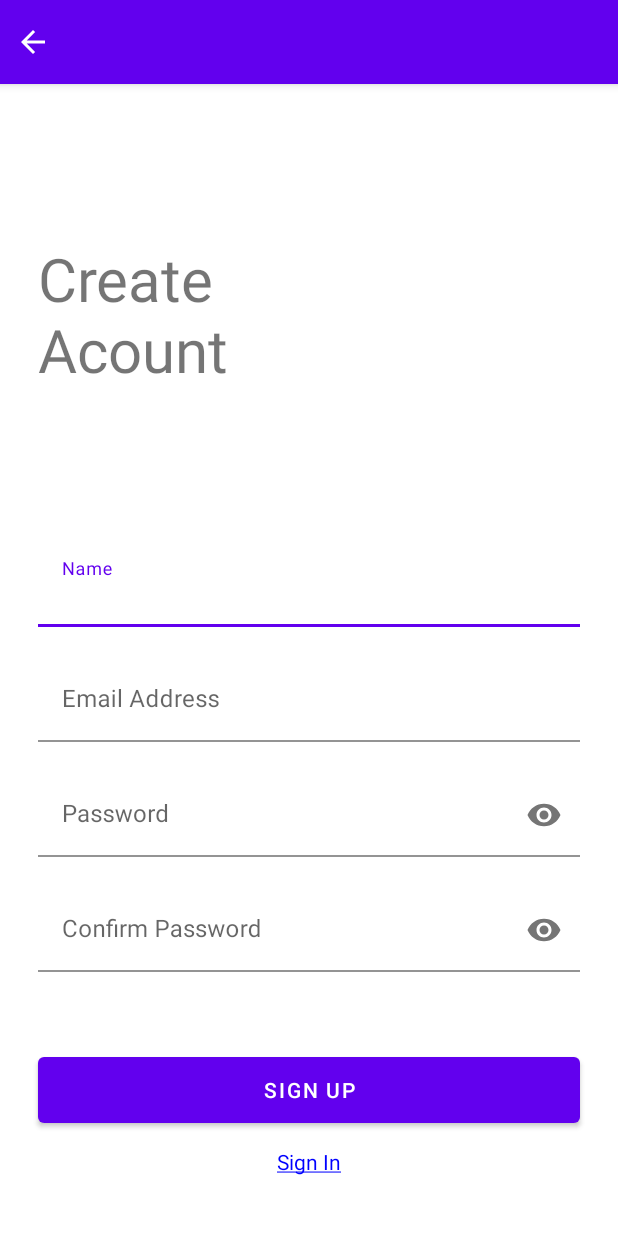
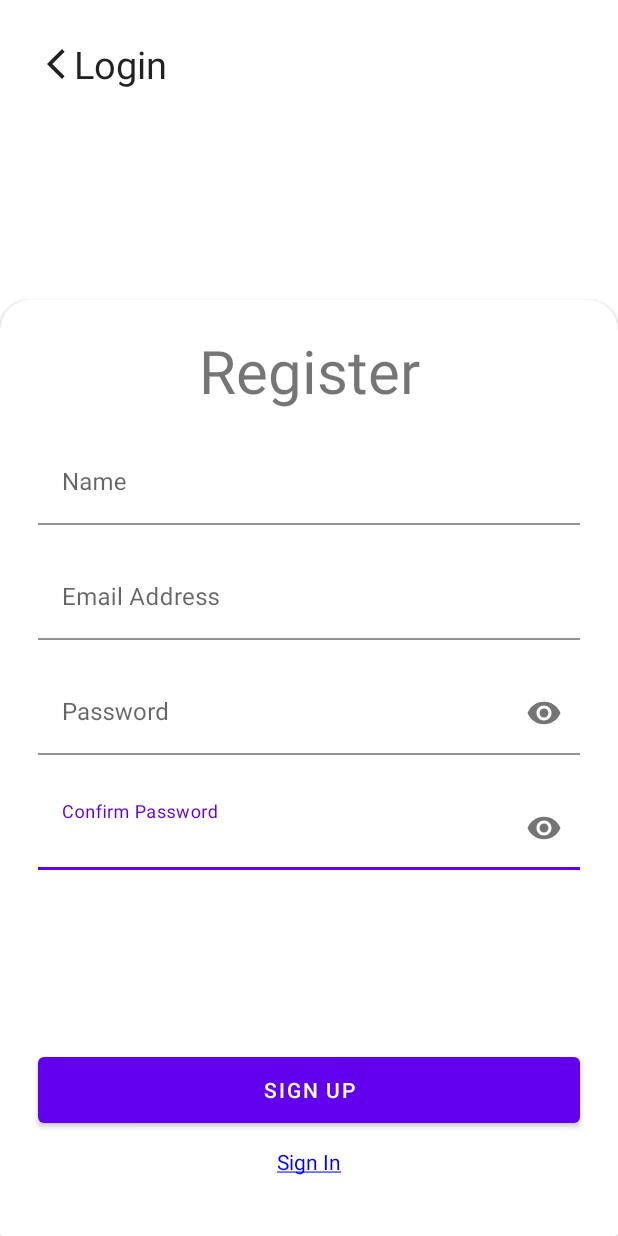
Before and after one commit to Inon-Sinn/Tradoid, an Android app: the Sign_Up screen opened directly, with no data from a screen before it, on a phone screen of 412 x 824 dp. Run offline under Robolectric (Android 15) with nearby library versions, the phone set to English and light mode, and no system bars; our stand-ins replace Firebase (no records; nobody signed in at launch, a user with empty details on screens opened directly).

Commit message:
Login ReDesign: Removing Bar, new Back arrows, Card Views

```diff
--- a/app/src/main/java/com/example/tradoid/Sign_Up.java
+++ b/app/src/main/java/com/example/tradoid/Sign_Up.java
@@ -45,13 +45,9 @@ public class Sign_Up extends AppCompatActivity {
         super.onCreate(savedInstanceState);
         setContentView(R.layout.activity_sign_up);
 
-        // Creating a custom Toolbar
-        Toolbar sign_in_toolbar = findViewById(R.id.toolbar_sign_up);
-        setSupportActionBar(sign_in_toolbar);
-
-        // Implementing the Back arrow in the Toolbar
-        ImageView back_arrow = findViewById(R.id.sign_up_To_login);
-        back_arrow.setOnClickListener(v -> sendToActivity(login.class));
+        // Implementing the Back arrow
+        TextView tv_back_arrow = findViewById(R.id.sign_up_back_arrow);
+        tv_back_arrow.setOnClickListener(v -> sendToActivity(login.class));
 
         // Connecting to the Text View "sign in"
         TextView tv_sign_in = findViewById(R.id.tv_from_sign_up_to_sign_in);
--- a/app/src/main/java/com/example/tradoid/login.java
+++ b/app/src/main/java/com/example/tradoid/login.java
@@ -3,9 +3,15 @@ package com.example.tradoid;
 import androidx.appcompat.app.AppCompatActivity;
 
 import android.content.Intent;
+import android.graphics.Color;
+import android.graphics.drawable.ColorDrawable;
 import android.os.Bundle;
 import android.view.View;
+import android.view.Window;
+import android.view.WindowManager;
 import android.widget.Button;
+
+import java.util.Objects;
 
 public class login extends AppCompatActivity {
 
--- /dev/null
+++ b/app/src/main/res/drawable/ic_arrow_back_ios.xml
@@ -0,0 +1,5 @@
+<vector android:autoMirrored="true" android:height="24dp"
+    android:tint="#000000" android:viewportHeight="24"
+    android:viewportWidth="24" android:width="24dp" xmlns:android="http://schemas.android.com/apk/res/android">
+    <path android:fillColor="@android:color/white" android:pathData="M11.67,3.87L9.9,2.1 0,12l9.9,9.9 1.77,-1.77L3.54,12z"/>
+</vector>
--- /dev/null
+++ b/app/src/main/res/drawable/ic_arrow_back_ios_2.xml
@@ -0,0 +1,5 @@
+<vector android:height="24dp" android:tint="#000000"
+    android:viewportHeight="24" android:viewportWidth="24"
+    android:width="24dp" xmlns:android="http://schemas.android.com/apk/res/android">
+    <path android:fillColor="@android:color/white" android:pathData="M17.77,3.77l-1.77,-1.77l-10,10l10,10l1.77,-1.77l-8.23,-8.23z"/>
+</vector>
--- a/app/src/main/res/layout/activity_sign_up.xml
+++ b/app/src/main/res/layout/activity_sign_up.xml
@@ -6,143 +6,32 @@
     android:layout_height="match_parent"
     tools:context=".Sign_Up">
 
-    <com.google.android.material.appbar.AppBarLayout
-        android:id="@+id/appBarLayout5"
+    <androidx.cardview.widget.CardView
+        app:cardBackgroundColor="?attr/cardBackgroundColor"
         android:layout_width="match_parent"
-        android:layout_height="wrap_content"
+        android:layout_height="0dp"
+        android:layout_marginTop="@dimen/card_top_margin_behind"
+        app:layout_constraintBottom_toBottomOf="parent"
+        app:layout_constraintEnd_toEndOf="parent"
+        app:layout_constraintStart_toStartOf="parent"
+        app:layout_constraintTop_toTopOf="parent" />
+
+    <androidx.cardview.widget.CardView
+        app:cardBackgroundColor="?attr/cardBackgroundColor"
+        android:id="@+id/cardView"
+        android:layout_width="match_parent"
+        android:layout_height="0dp"
+        android:layout_marginTop="@dimen/card_top_margin"
+        app:cardCornerRadius="@dimen/card_corner_radius"
+        app:layout_constraintBottom_toBottomOf="parent"
         app:layout_constraintEnd_toEndOf="parent"
         app:layout_constraintStart_toStartOf="parent"
         app:layout_constraintTop_toTopOf="parent">
 
+
         <androidx.constraintlayout.widget.ConstraintLayout
             android:layout_width="match_parent"
             android:layout_height="match_parent">
-
-            <androidx.appcompat.widget.Toolbar
-                android:id="@+id/toolbar_sign_up"
-                android:layout_width="match_parent"
-                android:layout_height="wrap_content"
-                android:background="?attr/colorPrimary"
-                android:minHeight="?attr/actionBarSize"
-                android:theme="?attr/actionBarTheme"
-                app:layout_constraintEnd_toEndOf="parent"
-                app:layout_constraintStart_toStartOf="parent"
-                app:layout_constraintTop_toTopOf="parent"
-                app:title=" "
-                app:titleTextColor="@color/white" />
-
-            <ImageView
-                android:id="@+id/sign_up_To_login"
-                android:layout_width="wrap_content"
-                android:layout_height="wrap_content"
-                android:layout_marginStart="10dp"
-                app:layout_constraintBottom_toBottomOf="parent"
-                app:layout_constraintStart_toStartOf="@+id/toolbar_sign_up"
-                app:layout_constraintTop_toTopOf="parent"
-                app:srcCompat="@drawable/ic_arrow_back"
-                app:tint="@color/white" />
-
-        </androidx.constraintlayout.widget.ConstraintLayout>
-
-    </com.google.android.material.appbar.AppBarLayout>
-
-    <com.google.android.material.textfield.TextInputLayout
-        android:id="@+id/textInputLayout_name_sign_up"
-        android:layout_width="0dp"
-        android:layout_height="wrap_content"
-        android:layout_marginStart="25dp"
-        android:layout_marginEnd="25dp"
-        android:layout_marginBottom="0dp"
-        app:layout_constraintBottom_toTopOf="@+id/textInputLayout_email_sign_up"
-        app:layout_constraintEnd_toEndOf="parent"
-        app:layout_constraintStart_toStartOf="parent"
-        app:errorEnabled="true">
-
-        <com.google.android.material.textfield.TextInputEditText
-            android:id="@+id/edit_text_sign_up_name"
-            android:layout_width="match_parent"
-            android:layout_height="match_parent"
-            android:backgroundTint="@color/white"
-            android:hint="Name"
-            android:inputType="text"
-            android:textColor="@color/black" />
-    </com.google.android.material.textfield.TextInputLayout>
-
-    <com.google.android.material.textfield.TextInputLayout
-        android:id="@+id/textInputLayout_email_sign_up"
-        android:layout_width="0dp"
-        android:layout_height="wrap_content"
-        android:layout_marginStart="25dp"
-        android:layout_marginEnd="25dp"
-        android:layout_marginBottom="0dp"
-        app:layout_constraintBottom_toTopOf="@+id/textInputLayout_password_sign_up"
-        app:layout_constraintEnd_toEndOf="parent"
-        app:layout_constraintStart_toStartOf="parent"
-        app:errorEnabled="true">
-
-        <com.google.android.material.textfield.TextInputEditText
-            android:id="@+id/edit_text_sign_up_email"
-            android:layout_width="match_parent"
-            android:layout_height="match_parent"
-            android:backgroundTint="@color/white"
-            android:hint="Email Address"
-            android:inputType="textEmailAddress" />
-    </com.google.android.material.textfield.TextInputLayout>
-
-    <com.google.android.material.textfield.TextInputLayout
-        android:id="@+id/textInputLayout_password_sign_up"
-        android:layout_width="0dp"
-        android:layout_height="wrap_content"
-        android:layout_marginStart="25dp"
-        android:layout_marginEnd="25dp"
-        android:layout_marginBottom="0dp"
-        app:layout_constraintBottom_toTopOf="@+id/textInputLayout_confirm_sign_up"
-        app:layout_constraintEnd_toEndOf="parent"
-        app:layout_constraintStart_toStartOf="parent"
-        app:passwordToggleEnabled="true"
-        app:errorEnabled="true">
-
-        <com.google.android.material.textfield.TextInputEditText
-            android:id="@+id/edit_text_sign_up_password"
-            android:layout_width="match_parent"
-            android:layout_height="match_parent"
-            android:backgroundTint="@color/white"
-            android:hint="Password"
-            android:inputType="textPassword" />
-    </com.google.android.material.textfield.TextInputLayout>
-
-    <com.google.android.material.textfield.TextInputLayout
-        android:id="@+id/textInputLayout_confirm_sign_up"
-        android:layout_width="0dp"
-        android:layout_height="wrap_content"
-        android:layout_marginStart="25dp"
-        android:layout_marginEnd="25dp"
-        android:layout_marginBottom="30dp"
-        app:layout_constraintBottom_toTopOf="@+id/btn_sign_up"
-        app:layout_constraintEnd_toEndOf="parent"
-        app:layout_constraintStart_toStartOf="parent"
-        app:passwordToggleEnabled="true"
-        app:errorEnabled="true">
-
-        <com.google.android.material.textfield.TextInputEditText
-            android:id="@+id/edit_text_sign_up_confirm"
-            android:layout_width="match_parent"
-            android:layout_height="match_parent"
-            android:backgroundTint="@color/white"
-            android:hint="Confirm Password"
-            android:inputType="textPassword" />
-    </com.google.android.material.textfield.TextInputLayout>
-
-    <TextView
-        android:id="@+id/textView5"
-        android:layout_width="wrap_content"
-        android:layout_height="wrap_content"
-        android:layout_marginStart="25dp"
-        android:text="Create\nAcount"
-        android:textSize="40sp"
-        app:layout_constraintBottom_toTopOf="@+id/textInputLayout_name_sign_up"
-        app:layout_constraintStart_toStartOf="parent"
-        app:layout_constraintTop_toBottomOf="@+id/appBarLayout5" />
 
             <Button
                 android:id="@+id/btn_sign_up"
@@ -154,7 +43,6 @@
                 android:text="Sign Up"
                 app:layout_constraintBottom_toTopOf="@+id/tv_from_sign_up_to_sign_in"
                 app:layout_constraintEnd_toEndOf="parent"
-        app:layout_constraintHorizontal_bias="1.0"
                 app:layout_constraintStart_toStartOf="parent" />
 
             <TextView
@@ -167,4 +55,115 @@
                 app:layout_constraintEnd_toEndOf="parent"
                 app:layout_constraintStart_toStartOf="parent" />
 
+            <TextView
+                android:id="@+id/textView5"
+                android:layout_width="wrap_content"
+                android:layout_height="wrap_content"
+                android:layout_marginTop="20dp"
+                android:text="Register"
+                android:textSize="@dimen/card_title_size"
+                app:layout_constraintEnd_toEndOf="parent"
+                app:layout_constraintStart_toStartOf="parent"
+                app:layout_constraintTop_toTopOf="parent" />
+
+            <com.google.android.material.textfield.TextInputLayout
+                android:id="@+id/textInputLayout_confirm_sign_up"
+                android:layout_width="0dp"
+                android:layout_height="wrap_content"
+                android:layout_marginStart="25dp"
+                android:layout_marginEnd="25dp"
+                app:errorEnabled="true"
+                app:layout_constraintEnd_toEndOf="parent"
+                app:layout_constraintStart_toStartOf="parent"
+                app:layout_constraintTop_toBottomOf="@+id/textInputLayout_password_sign_up"
+                app:passwordToggleEnabled="true">
+
+                <com.google.android.material.textfield.TextInputEditText
+                    android:id="@+id/edit_text_sign_up_confirm"
+                    android:layout_width="match_parent"
+                    android:layout_height="match_parent"
+                    android:backgroundTint="@color/white"
+                    android:hint="Confirm Password"
+                    android:inputType="textPassword" />
+            </com.google.android.material.textfield.TextInputLayout>
+
+            <com.google.android.material.textfield.TextInputLayout
+                android:id="@+id/textInputLayout_password_sign_up"
+                android:layout_width="0dp"
+                android:layout_height="wrap_content"
+                android:layout_marginStart="25dp"
+                android:layout_marginEnd="25dp"
+                app:errorEnabled="true"
+                app:layout_constraintEnd_toEndOf="parent"
+                app:layout_constraintStart_toStartOf="parent"
+                app:layout_constraintTop_toBottomOf="@+id/textInputLayout_email_sign_up"
+                app:passwordToggleEnabled="true">
+
+                <com.google.android.material.textfield.TextInputEditText
+                    android:id="@+id/edit_text_sign_up_password"
+                    android:layout_width="match_parent"
+                    android:layout_height="match_parent"
+                    android:backgroundTint="@color/white"
+                    android:hint="Password"
+                    android:inputType="textPassword" />
+            </com.google.android.material.textfield.TextInputLayout>
+
+            <com.google.android.material.textfield.TextInputLayout
+                android:id="@+id/textInputLayout_email_sign_up"
+                android:layout_width="0dp"
+                android:layout_height="wrap_content"
+                android:layout_marginStart="25dp"
+                android:layout_marginEnd="25dp"
+                app:errorEnabled="true"
+                app:layout_constraintEnd_toEndOf="parent"
+                app:layout_constraintStart_toStartOf="parent"
+                app:layout_constraintTop_toBottomOf="@+id/textInputLayout_name_sign_up">
+
+                <com.google.android.material.textfield.TextInputEditText
+                    android:id="@+id/edit_text_sign_up_email"
+                    android:layout_width="match_parent"
+                    android:layout_height="match_parent"
+                    android:backgroundTint="@color/white"
+                    android:hint="Email Address"
+                    android:inputType="textEmailAddress" />
+            </com.google.android.material.textfield.TextInputLayout>
+
+            <com.google.android.material.textfield.TextInputLayout
+                android:id="@+id/textInputLayout_name_sign_up"
+                android:layout_width="0dp"
+                android:layout_height="wrap_content"
+                android:layout_marginStart="25dp"
+                android:layout_marginTop="20dp"
+                android:layout_marginEnd="25dp"
+                app:errorEnabled="true"
+                app:layout_constraintEnd_toEndOf="parent"
+                app:layout_constraintStart_toStartOf="parent"
+                app:layout_constraintTop_toBottomOf="@+id/textView5">
+
+                <com.google.android.material.textfield.TextInputEditText
+                    android:id="@+id/edit_text_sign_up_name"
+                    android:layout_width="match_parent"
+                    android:layout_height="match_parent"
+                    android:backgroundTint="@color/white"
+                    android:hint="Name"
+                    android:inputType="text"
+                    android:textColor="@color/black" />
+            </com.google.android.material.textfield.TextInputLayout>
         </androidx.constraintlayout.widget.ConstraintLayout>
+    </androidx.cardview.widget.CardView>
+
+    <TextView
+        android:id="@+id/sign_up_back_arrow"
+        android:layout_width="wrap_content"
+        android:layout_height="wrap_content"
+        android:layout_marginStart="@dimen/back_arrow_x"
+        android:layout_marginTop="@dimen/back_arrow_y"
+        android:text="@string/login"
+        android:textColor="?android:attr/textColorPrimary"
+        android:textSize="@dimen/back_arrow_text_size"
+        app:drawableLeftCompat="@drawable/ic_arrow_back_ios_2"
+        app:drawableTint="?android:attr/textColorPrimary"
+        app:layout_constraintStart_toStartOf="parent"
+        app:layout_constraintTop_toTopOf="parent" />
+
+</androidx.constraintlayout.widget.ConstraintLayout>
--- a/app/src/main/res/values-night/themes.xml
+++ b/app/src/main/res/values-night/themes.xml
@@ -10,7 +10,11 @@
         <item name="colorSecondaryVariant">@color/teal_200</item>
         <item name="colorOnSecondary">@color/black</item>
         <!-- Status bar color. -->
-        <item name="android:statusBarColor">?attr/colorPrimaryVariant</item>
+        <item name="android:statusBarColor">@color/black</item>
         <!-- Customize your theme here. -->
+
+        <!-- Card Background Color -->
+        <item name="cardBackgroundColor">@color/card_background_dark</item>
     </style>
+
 </resources>
--- a/app/src/main/res/values/colors.xml
+++ b/app/src/main/res/values/colors.xml
@@ -11,4 +11,9 @@
     <color name="gray">#808080</color>
     <color name="red">#FF0000</color>
     <color name="test">#000000</color>
+
+    <!-- Card Background Colors -->
+    <color name="card_background_light">@color/white</color>
+    <color name="card_background_dark">#303030</color>
+
 </resources>
--- /dev/null
+++ b/app/src/main/res/values/dimensions.xml
@@ -0,0 +1,15 @@
+<?xml version="1.0" encoding="utf-8"?>
+<resources>
+
+    <!-- The Back arrow -->
+    <dimen name="back_arrow_x">25dp</dimen>
+    <dimen name="back_arrow_y">25dp</dimen>
+    <dimen name="back_arrow_text_size">25sp</dimen>
+
+    <!-- Login CardView -->
+    <dimen name="card_corner_radius">20dp</dimen>
+    <dimen name="card_top_margin">200dp</dimen>
+    <dimen name="card_top_margin_behind">220dp</dimen> <!-- radius + top_margin-->
+    <dimen name="card_title_size">40sp</dimen>
+
+</resources>
--- a/app/src/main/res/values/strings.xml
+++ b/app/src/main/res/values/strings.xml
@@ -1,5 +1,10 @@
 <resources>
     <string name="app_name">Tradoid</string>
+
+    // Classes
+    <string name="login">Login</string>
+    <string name="sign_in">Sign In</string>
+    <string name="sign_up">Sign Up</string>
 
     // Menu Item names
     <string name="stock_market">Stock Market</string>
--- a/app/src/main/res/values/themes.xml
+++ b/app/src/main/res/values/themes.xml
@@ -9,9 +9,19 @@
         <item name="colorSecondary">@color/teal_200</item>
         <item name="colorSecondaryVariant">@color/teal_700</item>
         <item name="colorOnSecondary">@color/black</item>
+
         <!-- Status bar color. -->
-        <item name="android:statusBarColor">?attr/colorPrimaryVariant</item>
-        <!-- Customize your theme here. -->
+        <item name="android:statusBarColor">@color/white</item>
+        <!-- Navigation bar color does not work somehow. -->
+        <item name="android:navigationBarColor">@color/white</item>
+        <!-- Makes your Status Bar icons change to gray - needed for white status bar. -->
+        <item name="android:windowLightStatusBar" tools:targetApi="23">true</item>
+
+        <!-- _____My Own Creation_____ -->
+
+        <!-- Card Background Color -->
+        <item name="cardBackgroundColor">@color/card_background_light</item>
+
     </style>
 
     <style name="AppTheme.Toolbar" parent="Theme.Tradoid">
@@ -22,7 +32,6 @@
         <!--This line changes the color of the input of the search View-->
         <item name="android:editTextColor">@android:color/white</item>
     </style>
-
 
     <style name="Theme.Tradoid.NoActionBar">
         <item name="windowActionBar">false</item>
```
Also changed, not shown: app/src/main/AndroidManifest.xml (+7 -0 lines), app/src/main/java/com/example/tradoid/Ban_msg.java (added, +24 -0 lines), app/src/main/java/com/example/tradoid/Sign_In.java (+8 -6 lines), app/src/main/res/layout/activity_ban_msg.xml (added, +53 -0 lines), app/src/main/res/layout/activity_sign_in.xml (+108 -100 lines). Lines whose indentation alone changed are shown as unchanged.
